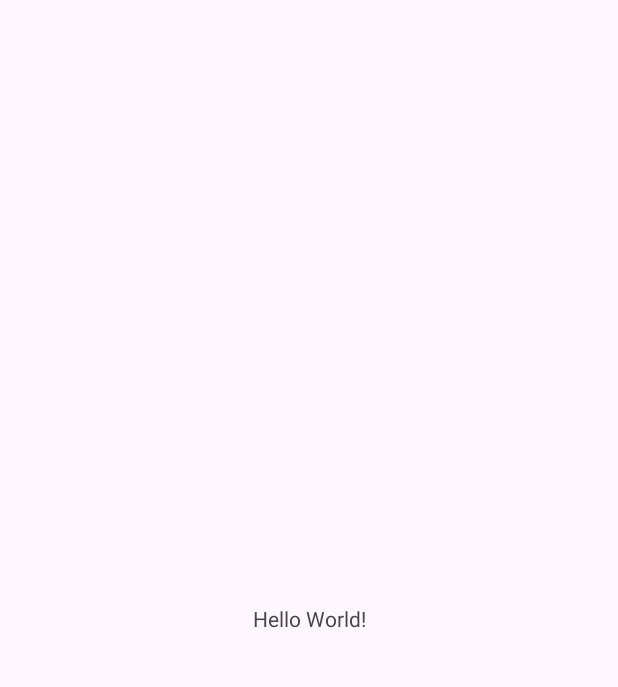
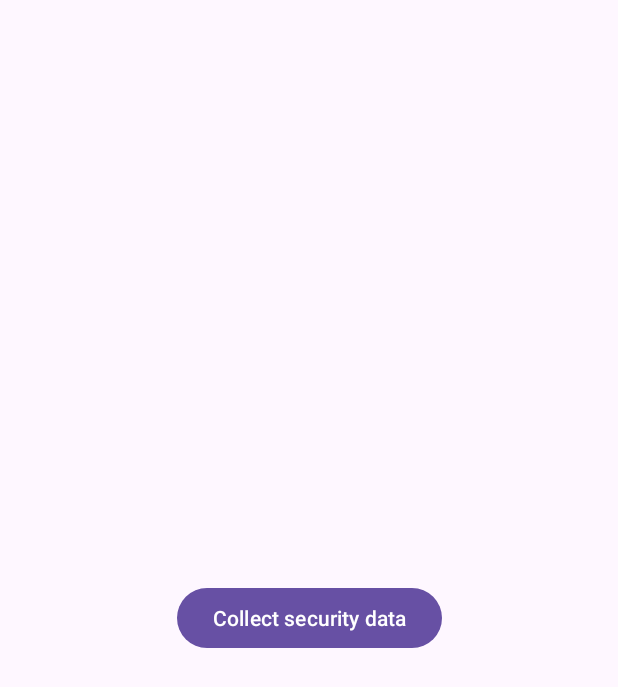
Before and after one commit to jokuhippi/SecurityDataCollector, an Android app: the screen it shows after launch (MainActivity), on a phone screen of 412 x 824 dp. Before the commit the part shown is almost empty. Shown: the top 687 px of the screen. Run offline under Robolectric (Android 15) with nearby library versions, the phone set to English and light mode, and no system bars.

Commit message:
Collect accessibility app data
Data is printed to logcat in JSON format.
Also added button to UI that starts data collection.

```diff
--- a/app/src/main/AndroidManifest.xml
+++ b/app/src/main/AndroidManifest.xml
@@ -1,6 +1,8 @@
 <?xml version="1.0" encoding="utf-8"?>
 <manifest xmlns:android="http://schemas.android.com/apk/res/android"
     xmlns:tools="http://schemas.android.com/tools">
+
+    <uses-permission android:name="android.permission.QUERY_ALL_PACKAGES" />
 
     <application
         android:allowBackup="true"
--- a/app/src/main/res/layout/activity_main.xml
+++ b/app/src/main/res/layout/activity_main.xml
@@ -7,13 +7,15 @@
     android:layout_height="match_parent"
     tools:context=".MainActivity">
 
-    <TextView
+    <Button
+        android:id="@+id/collect_security_data_button"
         android:layout_width="wrap_content"
         android:layout_height="wrap_content"
-        android:text="Hello World!"
-        app:layout_constraintBottom_toBottomOf="parent"
-        app:layout_constraintEnd_toEndOf="parent"
-        app:layout_constraintStart_toStartOf="parent"
-        app:layout_constraintTop_toTopOf="parent" />
+        android:layout_margin="8dp"
+        android:text="Collect security data"
+        app:layout_constraintLeft_toLeftOf="parent"
+        app:layout_constraintRight_toRightOf="parent"
+        app:layout_constraintTop_toTopOf="parent"
+        app:layout_constraintBottom_toBottomOf="parent" />
 
 </androidx.constraintlayout.widget.ConstraintLayout>
```
Also changed, not shown: app/src/main/java/com/securitydata/collector/MainActivity.java (+82 -0 lines).
